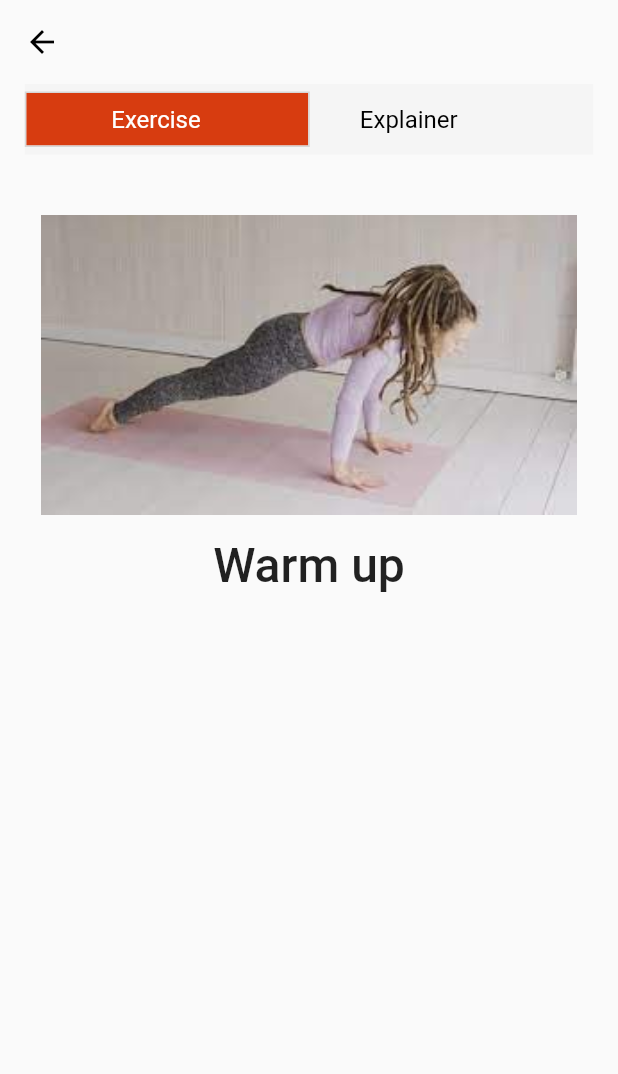
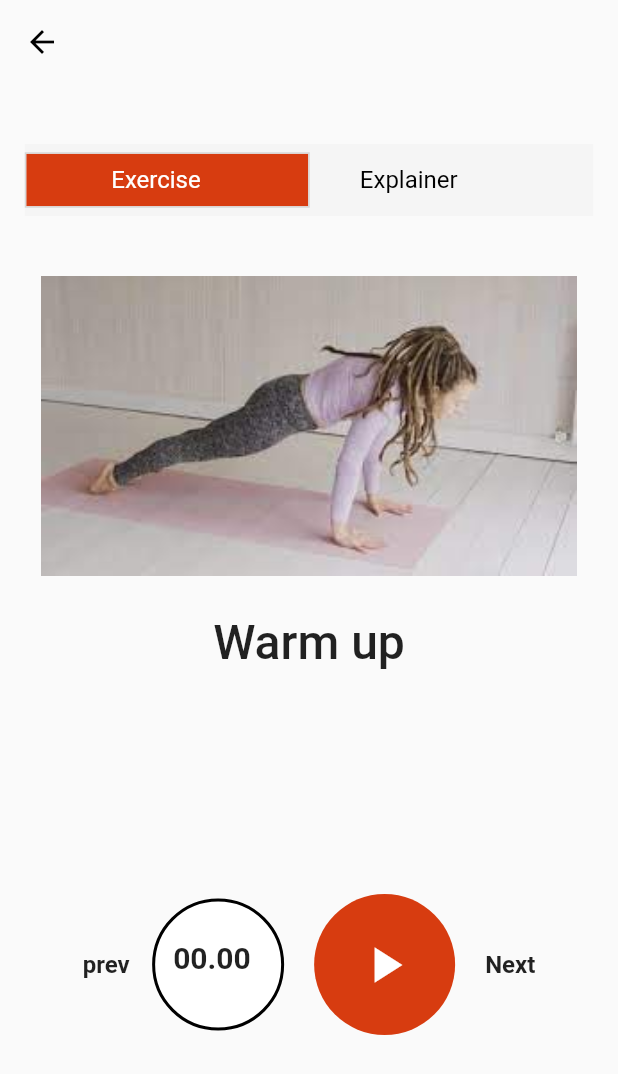
Before and after one commit to oluwajueda/getfitt, a Flutter app: the screen it shows after launch, on a phone screen of 412 x 824 dp. Shown: the top 1074 px of the screen. Run offline on Flutter 3.47's test engine with Material 2 defaults, Android fonts, the light colour scheme and no system bars; our stand-ins replace cloud_firestore, firebase_auth, firebase_core, percent_indicator, pinput, shared_preferences; accounts and stored records are empty.

Commit message:
exercise page being worked on

```diff
--- a/lib/screens/ExerciseScreen.dart
+++ b/lib/screens/ExerciseScreen.dart
@@ -2,6 +2,8 @@
 import 'package:flutter/material.dart';
 import 'package:flutter/src/widgets/container.dart';
 import 'package:flutter/src/widgets/framework.dart';
+import 'package:getfitts/screens/exercise-timer.dart';
+import 'package:getfitts/widgets/round-button.dart';
 
 class ExerciseScreen extends StatefulWidget {
   const ExerciseScreen({super.key});
@@ -10,7 +12,8 @@ class ExerciseScreen extends StatefulWidget {
   State<ExerciseScreen> createState() => _ExerciseScreenState();
 }
 
-class _ExerciseScreenState extends State<ExerciseScreen> {
+class _ExerciseScreenState extends State<ExerciseScreen>
+    with TickerProviderStateMixin {
   final controller = PageController();
   final List<bool> isSelected = <bool>[true, false];
 
@@ -31,9 +34,11 @@ class _ExerciseScreenState extends State<ExerciseScreen> {
         body: Column(
           mainAxisAlignment: MainAxisAlignment.center,
           children: [
+            SizedBox(
+              height: 40,
+            ),
             Center(
               child: SizedBox(
-                height: 47,
                 child: Container(
                   padding: EdgeInsets.zero,
                   decoration:
@@ -105,6 +110,8 @@ class _ExerciseScreenState extends State<ExerciseScreen> {
 }
 
 Widget firstExercise(BuildContext context) {
+  bool isPlaying = false;
+
   return Column(
     children: [
       Image.asset(
@@ -112,12 +119,16 @@ Widget firstExercise(BuildContext context) {
         scale: 0.84,
       ),
       SizedBox(
-        height: 15,
+        height: 25,
       ),
       Text(
         "Warm up",
         style: TextStyle(fontSize: 32, fontWeight: FontWeight.w500),
-      )
+      ),
+      SizedBox(
+        height: 15,
+      ),
+      Expanded(child: ExerciseTimer()),
     ],
   );
 }
--- /dev/null
+++ b/lib/screens/exercise-timer.dart
@@ -0,0 +1,75 @@
+// ignore_for_file: prefer_const_constructors
+
+import 'package:flutter/cupertino.dart';
+import 'package:flutter/material.dart';
+import 'package:flutter/src/widgets/container.dart';
+import 'package:flutter/src/widgets/framework.dart';
+import 'package:getfitts/widgets/round-button.dart';
+
+class ExerciseTimer extends StatefulWidget {
+  const ExerciseTimer({Key? key}) : super(key: key);
+
+  @override
+  State<ExerciseTimer> createState() => _ExerciseTimerState();
+}
+
+class _ExerciseTimerState extends State<ExerciseTimer>
+    with TickerProviderStateMixin {
+  late AnimationController controller;
+
+  bool isPlaying = false;
+
+  @override
+  void initState() {
+    super.initState();
+    controller = AnimationController(
+      vsync: this,
+      duration: Duration(seconds: 18000),
+    );
+  }
+
+  @override
+  Widget build(BuildContext context) {
+    return Row(
+      mainAxisAlignment: MainAxisAlignment.center,
+      children: [
+        Text(
+          "prev",
+          style: TextStyle(fontWeight: FontWeight.w600, fontSize: 16),
+        ),
+        SizedBox(
+          width: 15,
+        ),
+        Container(
+          width: 88,
+          height: 88,
+          decoration: BoxDecoration(
+              border: Border.all(color: Colors.black, width: 2),
+              color: Colors.white,
+              borderRadius: BorderRadius.circular(100)),
+          child: Padding(
+            padding: const EdgeInsets.symmetric(vertical: 26, horizontal: 12),
+            child: AnimatedBuilder(
+                animation: controller,
+                builder: (context, child) => Text(
+                      "00.00",
+                      style:
+                          TextStyle(fontSize: 20, fontWeight: FontWeight.bold),
+                    )),
+          ),
+        ),
+        SizedBox(
+          width: 15,
+        ),
+        RoundedButton(icon: Icons.play_arrow),
+        SizedBox(
+          width: 15,
+        ),
+        Text(
+          "Next",
+          style: TextStyle(fontWeight: FontWeight.w600, fontSize: 16),
+        )
+      ],
+    );
+  }
+}
--- /dev/null
+++ b/lib/widgets/round-button.dart
@@ -0,0 +1,28 @@
+import 'package:flutter/material.dart';
+import 'package:flutter/src/widgets/container.dart';
+import 'package:flutter/src/widgets/framework.dart';
+
+class RoundedButton extends StatelessWidget {
+  const RoundedButton({
+    Key? key,
+    required this.icon,
+  }) : super(key: key);
+
+  final IconData icon;
+
+  @override
+  Widget build(BuildContext context) {
+    return Padding(
+      padding: const EdgeInsets.symmetric(horizontal: 5),
+      child: CircleAvatar(
+        backgroundColor: Color.fromRGBO(215, 60, 16, 1),
+        radius: 47,
+        child: Icon(
+          icon,
+          size: 40,
+          color: Colors.white,
+        ),
+      ),
+    );
+  }
+}
```
